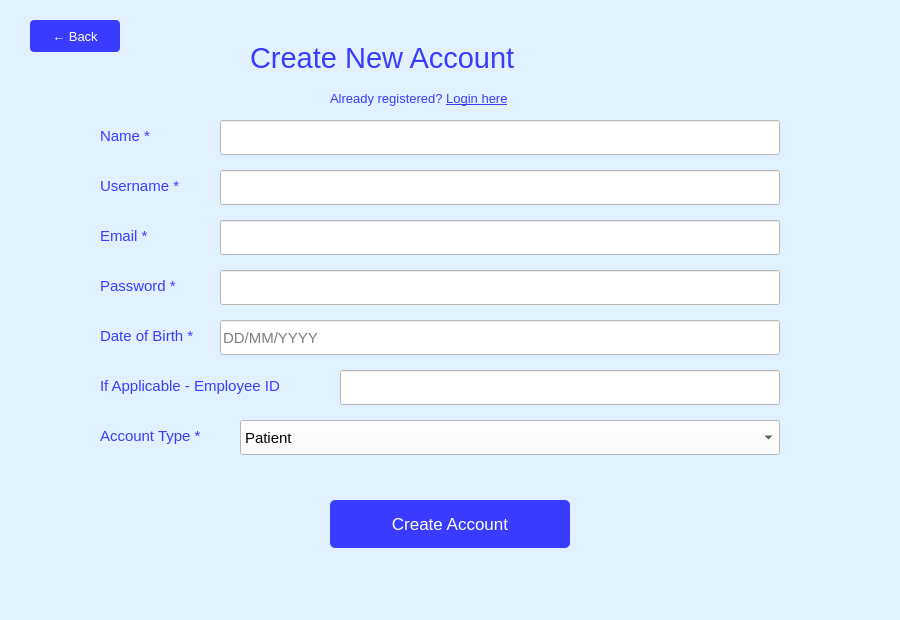
Before: the Qt Designer form Sign.ui in sgillie123/Hospital, drawn with Qt 5.
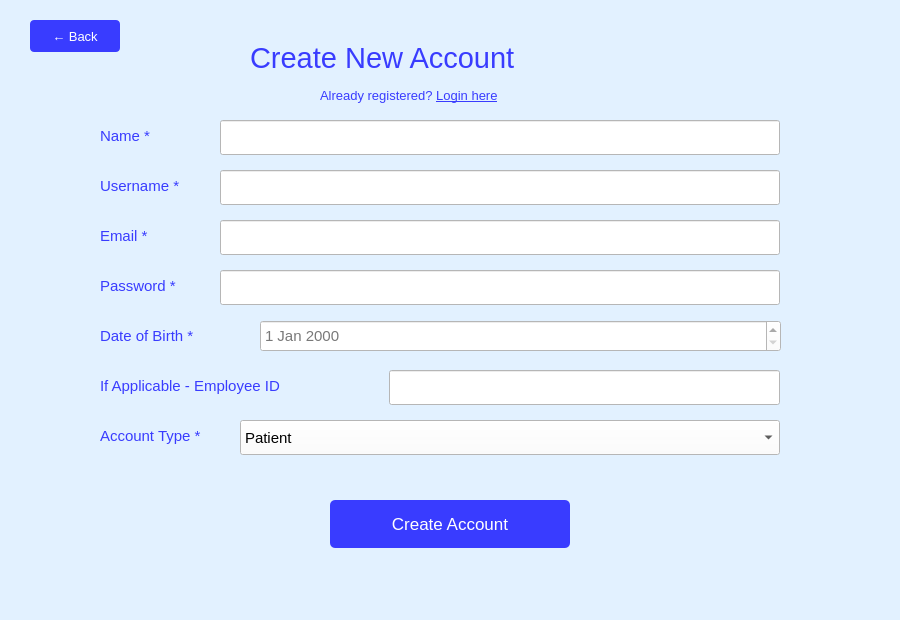
After: the same form once the commit is applied.

Commit message: Editing files. Changed DOBs to have date change

The edit to the form file:
```diff
--- a/Sign.ui
+++ b/Sign.ui
@@ -17,10 +17,23 @@
   </widget>
 
   <widget class="QLabel" name="loginLink">
-   <property name="geometry"><rect><x>330</x><y>88</y><width>260</width><height>22</height></rect></property>
-   <property name="styleSheet"><string notr="true">color: rgb(57, 60, 255); font-size: 10pt;</string></property>
-   <property name="text"><string>Already registered? &lt;a href='login' style='color:rgb(57,60,255);'&gt;Login here&lt;/a&gt;</string></property>
-   <property name="openExternalLinks"><bool>false</bool></property>
+   <property name="geometry">
+    <rect>
+     <x>320</x>
+     <y>80</y>
+     <width>281</width>
+     <height>31</height>
+    </rect>
+   </property>
+   <property name="styleSheet">
+    <string notr="true">color: rgb(57, 60, 255); font-size: 10pt;</string>
+   </property>
+   <property name="text">
+    <string>Already registered? &lt;a href='login' style='color:rgb(57,60,255);'&gt;Login here&lt;/a&gt;</string>
+   </property>
+   <property name="openExternalLinks">
+    <bool>false</bool>
+   </property>
   </widget>
 
   <!-- Name -->
@@ -70,25 +83,49 @@
 
   <!-- DOB -->
   <widget class="QLabel" name="label_7">
-   <property name="geometry"><rect><x>100</x><y>325</y><width>120</width><height>22</height></rect></property>
-   <property name="styleSheet"><string notr="true">color: rgb(57, 60, 255); font-size: 11pt;</string></property>
-   <property name="text"><string>Date of Birth *</string></property>
+   <property name="geometry">
+    <rect>
+     <x>100</x>
+     <y>325</y>
+     <width>151</width>
+     <height>22</height>
+    </rect>
+   </property>
+   <property name="styleSheet">
+    <string notr="true">color: rgb(57, 60, 255); font-size: 11pt;</string>
+   </property>
+   <property name="text">
+    <string>Date of Birth *</string>
+   </property>
   </widget>
-  <widget class="QLineEdit" name="DOB">
-   <property name="geometry"><rect><x>220</x><y>320</y><width>560</width><height>35</height></rect></property>
-   <property name="styleSheet"><string notr="true">font-size: 11pt; color: rgb(0,0,0); background-color: white;</string></property>
-   <property name="placeholderText"><string>DD/MM/YYYY</string></property>
-  </widget>
-
-  <!-- Employee ID -->
   <widget class="QLabel" name="label_8">
-   <property name="geometry"><rect><x>100</x><y>375</y><width>230</width><height>22</height></rect></property>
-   <property name="styleSheet"><string notr="true">color: rgb(57, 60, 255); font-size: 11pt;</string></property>
-   <property name="text"><string>If Applicable - Employee ID</string></property>
+   <property name="geometry">
+    <rect>
+     <x>100</x>
+     <y>375</y>
+     <width>271</width>
+     <height>22</height>
+    </rect>
+   </property>
+   <property name="styleSheet">
+    <string notr="true">color: rgb(57, 60, 255); font-size: 11pt;</string>
+   </property>
+   <property name="text">
+    <string>If Applicable - Employee ID</string>
+   </property>
   </widget>
   <widget class="QLineEdit" name="EmployeeID">
-   <property name="geometry"><rect><x>340</x><y>370</y><width>440</width><height>35</height></rect></property>
-   <property name="styleSheet"><string notr="true">font-size: 11pt; color: rgb(0,0,0); background-color: white;</string></property>
+   <property name="geometry">
+    <rect>
+     <x>389</x>
+     <y>370</y>
+     <width>391</width>
+     <height>35</height>
+    </rect>
+   </property>
+   <property name="styleSheet">
+    <string notr="true">font-size: 11pt; color: rgb(0,0,0); background-color: white;</string>
+   </property>
   </widget>
 
   <!-- Role -->
@@ -126,7 +163,19 @@
    <property name="styleSheet"><string notr="true">background-color: rgb(57, 60, 255); color: white; font-size: 10pt; border-radius: 4px;</string></property>
    <property name="text"><string>← Back</string></property>
   </widget>
-
+  <widget class="QDateEdit" name="DOB">
+   <property name="geometry">
+    <rect>
+     <x>260</x>
+     <y>320</y>
+     <width>521</width>
+     <height>32</height>
+    </rect>
+   </property>
+   <property name="styleSheet">
+    <string notr="true">font-size: 11pt; color: rgb(120, 120, 120); background-color: white; </string>
+   </property>
+  </widget>
  </widget>
  <resources/>
  <connections/>
```
Left out of the diff: 275 changed lines with no effect on the pictures. The commit also changes 6 other files.
